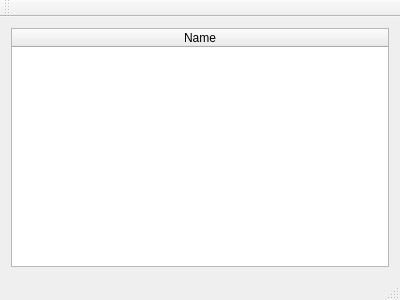
First picture: the form in computer_scientists_ui/mainwindow.ui, repository 2015-VLN1-Group-44/ComputerScientists_UI, before the edit.
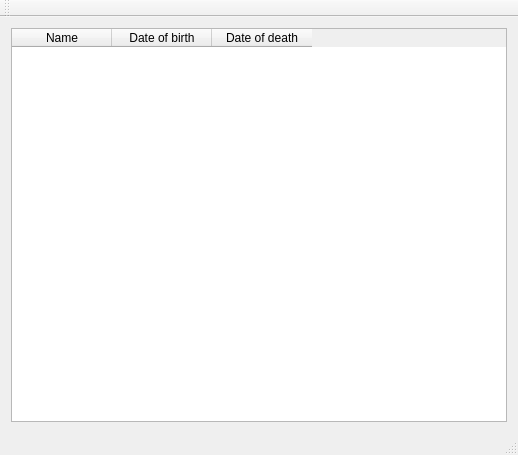
Second picture: the form after the edit.

Commit message: tafla resizar sjálfkrafa

```diff
--- a/computer_scientists_ui/mainwindow.ui
+++ b/computer_scientists_ui/mainwindow.ui
@@ -6,8 +6,8 @@
    <rect>
     <x>0</x>
     <y>0</y>
-    <width>400</width>
-    <height>300</height>
+    <width>518</width>
+    <height>455</height>
    </rect>
   </property>
   <property name="windowTitle">
@@ -18,7 +18,7 @@
     <item>
      <widget class="QTableWidget" name="table_scientists">
       <attribute name="horizontalHeaderStretchLastSection">
-       <bool>true</bool>
+       <bool>false</bool>
       </attribute>
       <attribute name="verticalHeaderVisible">
        <bool>false</bool>
@@ -28,6 +28,16 @@
         <string>Name</string>
        </property>
       </column>
+      <column>
+       <property name="text">
+        <string>Date of birth</string>
+       </property>
+      </column>
+      <column>
+       <property name="text">
+        <string>Date of death</string>
+       </property>
+      </column>
      </widget>
     </item>
    </layout>
```
Left out of the diff: 5 changed lines with no effect on the pictures. The commit also changes 1 other file.
